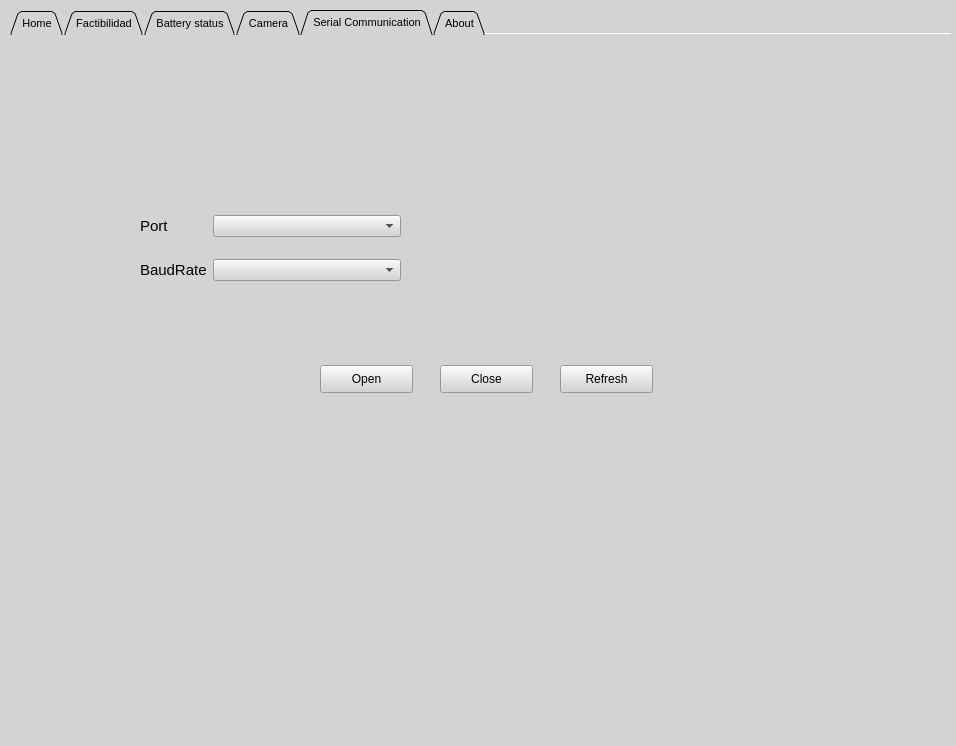
Old version of the form HMI.ui in the repository Dartherick/Proyecto2_Angelica.
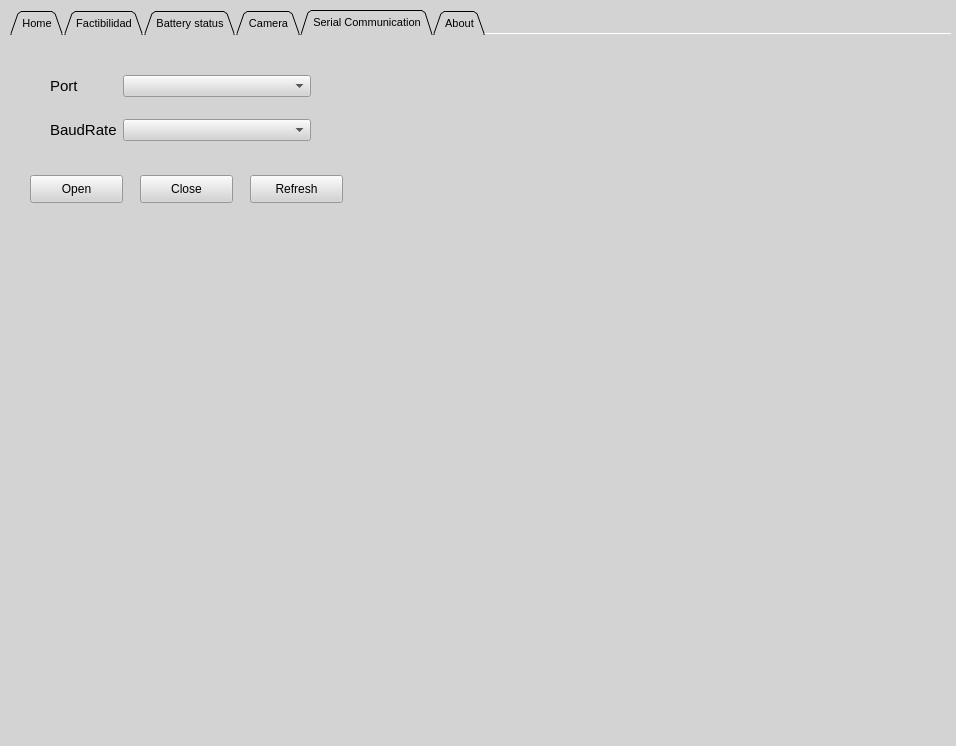
New version of the form. The open tabs and pages were chosen to show the change. Icons and pictures are not drawn.

Patch:
```diff
--- a/HMI.ui
+++ b/HMI.ui
@@ -533,8 +533,8 @@
      <widget class="QWidget" name="formLayoutWidget">
       <property name="geometry">
        <rect>
-        <x>130</x>
-        <y>180</y>
+        <x>40</x>
+        <y>40</y>
         <width>261</width>
         <height>68</height>
        </rect>
@@ -581,8 +581,8 @@
      <widget class="QPushButton" name="OpenButton">
       <property name="geometry">
        <rect>
-        <x>310</x>
-        <y>330</y>
+        <x>20</x>
+        <y>140</y>
         <width>93</width>
         <height>28</height>
        </rect>
@@ -594,8 +594,8 @@
      <widget class="QPushButton" name="CloseButton">
       <property name="geometry">
        <rect>
-        <x>430</x>
-        <y>330</y>
+        <x>130</x>
+        <y>140</y>
         <width>93</width>
         <height>28</height>
        </rect>
@@ -607,8 +607,8 @@
      <widget class="QPushButton" name="RefreshButton">
       <property name="geometry">
        <rect>
-        <x>550</x>
-        <y>330</y>
+        <x>240</x>
+        <y>140</y>
         <width>93</width>
         <height>28</height>
        </rect>
```
Left out of the diff: 2 changed lines with no effect on the pictures.
